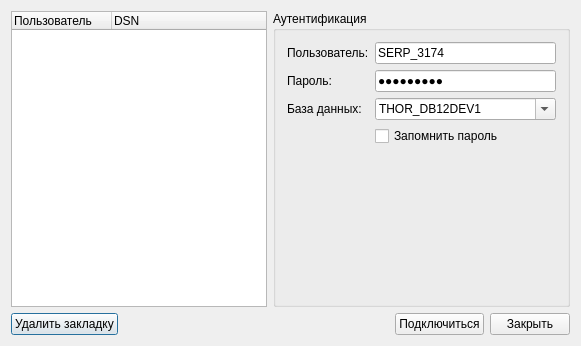
Before: the Qt Designer form FmtLib/ui/oracleauthdlg.ui in Smitt64/WorkFMT, drawn with Qt 5.
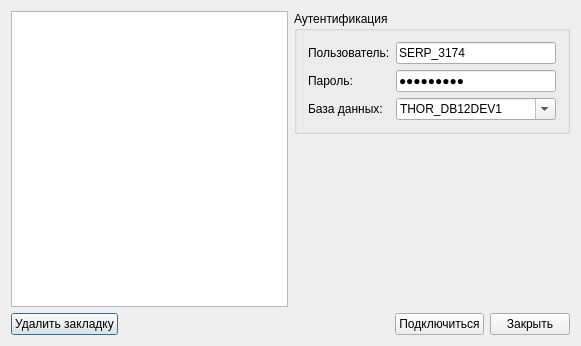
After: the same form once the commit is applied. Icons and pictures are not drawn.

Commit message: Connection dlg rework

What changed in the file:
```diff
--- a/FmtLib/ui/oracleauthdlg.ui
+++ b/FmtLib/ui/oracleauthdlg.ui
@@ -17,38 +17,33 @@
    <iconset resource="../res/fmt.qrc">
     <normaloff>:/db</normaloff>:/db</iconset>
   </property>
-  <layout class="QVBoxLayout" name="verticalLayout">
+  <layout class="QVBoxLayout" name="verticalLayout_3">
    <item>
-    <layout class="QHBoxLayout" name="horizontalLayout" stretch="0,1">
+    <layout class="QHBoxLayout" name="horizontalLayout">
      <item>
-      <widget class="QTreeWidget" name="treeWidget">
+      <widget class="QTreeView" name="connectionsTree">
        <property name="editTriggers">
         <set>QAbstractItemView::NoEditTriggers</set>
        </property>
-       <property name="showDropIndicator" stdset="0">
-        <bool>false</bool>
+       <property name="iconSize">
+        <size>
+         <width>20</width>
+         <height>20</height>
+        </size>
        </property>
        <property name="rootIsDecorated">
         <bool>false</bool>
        </property>
-       <column>
-        <property name="text">
-         <string>Пользователь</string>
-        </property>
-       </column>
-       <column>
-        <property name="text">
-         <string>DSN</string>
-        </property>
-       </column>
       </widget>
      </item>
+     <item>
+      <layout class="QVBoxLayout" name="verticalLayout">
      <item>
       <widget class="QGroupBox" name="groupBox">
        <property name="title">
         <string>Аутентификация</string>
        </property>
-       <layout class="QVBoxLayout" name="verticalLayout_2" stretch="0,1">
+         <layout class="QVBoxLayout" name="verticalLayout_2" stretch="0">
         <item>
          <layout class="QFormLayout" name="formLayout">
           <item row="0" column="0">
@@ -99,14 +94,10 @@
             </property>
            </widget>
           </item>
-          <item row="3" column="1">
-           <widget class="QCheckBox" name="checkBox_savePass">
-            <property name="text">
-             <string>Запомнить пароль</string>
-            </property>
-           </widget>
+           </layout>
           </item>
          </layout>
+        </widget>
         </item>
         <item>
          <spacer name="verticalSpacer_3">
@@ -122,7 +113,6 @@
          </spacer>
         </item>
        </layout>
-      </widget>
      </item>
     </layout>
    </item>
```
Lines whose indentation alone changed are shown as unchanged. The commit also changes 15 other files.
